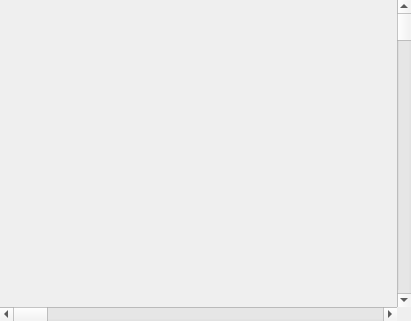
This is ui/abstracttextvisualization.ui in snip89/wsnsim-postprocessor as Qt 5 draws it before an edit. The edited form follows.
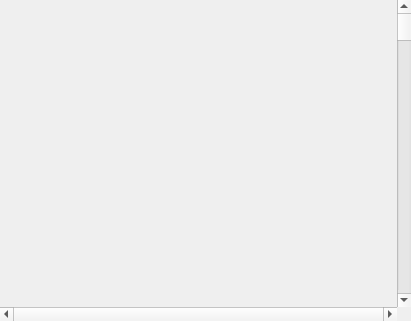
This is the edited form.

Diff of the .ui file:
```diff
--- a/ui/abstracttextvisualization.ui
+++ b/ui/abstracttextvisualization.ui
@@ -38,6 +38,12 @@
    </item>
    <item row="1" column="0">
     <widget class="QScrollBar" name="horizontalScrollBar">
+     <property name="maximum">
+      <number>0</number>
+     </property>
+     <property name="singleStep">
+      <number>1</number>
+     </property>
      <property name="orientation">
       <enum>Qt::Horizontal</enum>
      </property>
```
